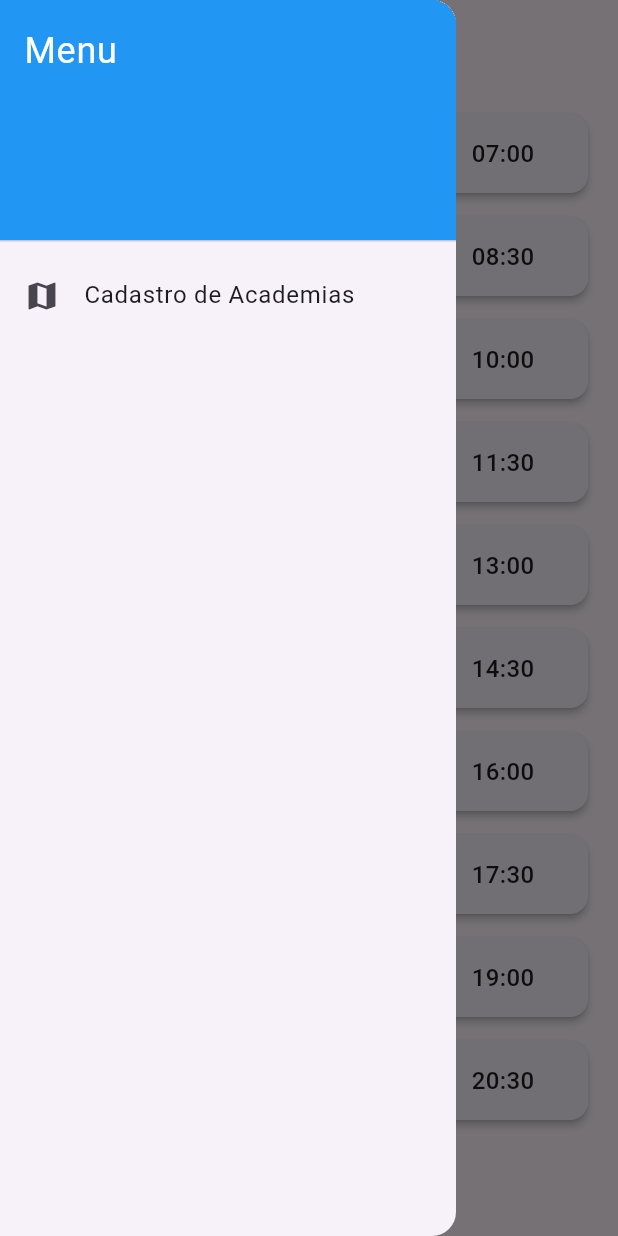
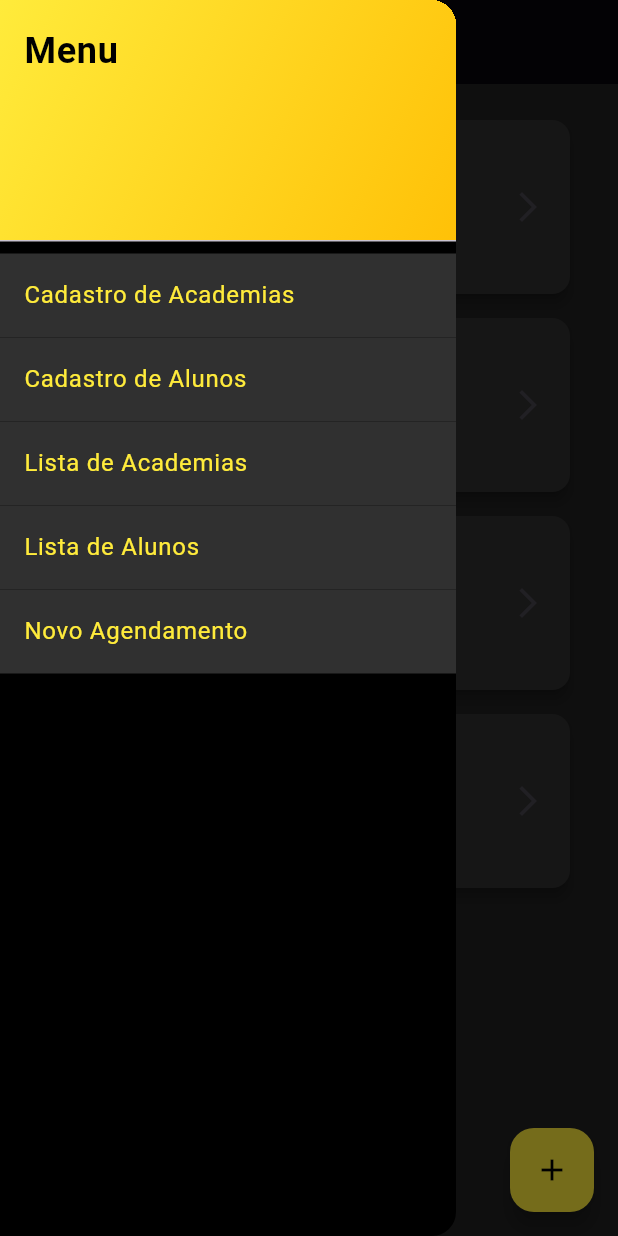
Before and after one commit to ClaudirFantuci/projeto_aula_flutter, a Flutter app: the screen it shows after launch, with the side drawer open, on a phone screen of 412 x 824 dp. Run offline on Flutter 3.47's test engine with Material 3 defaults, Android fonts, the phone set to English and light mode, and no system bars.

Commit message:
add| telas de cadastro para alunos e academias

```diff
--- a/lib/componentes/widget_botao_navegar.dart
+++ b/lib/componentes/widget_botao_navegar.dart
@@ -6,11 +6,11 @@ class WidgetBotaoNavegar extends StatelessWidget {
   final BuildContext context;
 
   const WidgetBotaoNavegar({
-    key,
+    super.key,
     required this.rota,
     required this.rotulo,
     required this.context,
-  }) : super(key: key);
+  });
 
   @override
   Widget build(BuildContext context) {
--- /dev/null
+++ b/lib/componentes/widget_lista_academias.dart
@@ -0,0 +1,41 @@
+import 'package:flutter/material.dart';
+import 'package:flutter_application_1/configuracao/rotas.dart';
+
+class WidgetListaAcademias extends StatelessWidget {
+  const WidgetListaAcademias({super.key});
+
+  @override
+  Widget build(BuildContext context) {
+    final academias = [
+      {'nome': 'Academia 1', 'cidade': 'Paranavaí'},
+      {'nome': 'Academia 2', 'cidade': 'Maringá'},
+    ];
+
+    return Scaffold(
+      appBar: AppBar(title: const Text('Lista de Academias')),
+      body: ListView.builder(
+        padding: const EdgeInsets.all(16),
+        itemCount: academias.length,
+        itemBuilder: (context, index) {
+          final academia = academias[index];
+          return Card(
+            child: ListTile(
+              title: Text(
+                academia['nome']!,
+                style: Theme.of(context).textTheme.bodyMedium,
+              ),
+              subtitle: Text(
+                'Cidade: ${academia['cidade']}',
+                style: Theme.of(context).textTheme.bodyMedium,
+              ),
+            ),
+          );
+        },
+      ),
+      floatingActionButton: FloatingActionButton(
+        onPressed: () => Navigator.pushNamed(context, Rotas.academias),
+        child: const Icon(Icons.add),
+      ),
+    );
+  }
+}
--- /dev/null
+++ b/lib/componentes/widget_lista_alunos.dart
@@ -0,0 +1,40 @@
+import 'package:flutter/material.dart';
+import 'package:flutter_application_1/configuracao/rotas.dart';
+
+class WidgetListaAlunos extends StatelessWidget {
+  const WidgetListaAlunos({super.key});
+
+  @override
+  Widget build(BuildContext context) {
+    final alunos = [
+      {'nome': 'João Silva', 'email': 'joao@email.com'},
+      {'nome': 'Maria Oliveira', 'email': 'maria@email.com'},
+    ];
+
+    return Scaffold(
+      appBar: AppBar(title: const Text('Lista de Alunos')),
+      body: ListView.builder(
+        itemCount: alunos.length,
+        itemBuilder: (context, index) {
+          final aluno = alunos[index];
+          return Card(
+            child: ListTile(
+              title: Text(
+                aluno['nome']!,
+                style: Theme.of(context).textTheme.bodyMedium,
+              ),
+              subtitle: Text(
+                'E-mail: ${aluno['email']}',
+                style: Theme.of(context).textTheme.bodyMedium,
+              ),
+            ),
+          );
+        },
+      ),
+      floatingActionButton: FloatingActionButton(
+        onPressed: () => Navigator.pushNamed(context, Rotas.form),
+        child: const Icon(Icons.add),
+      ),
+    );
+  }
+}
--- a/lib/componentes/widget_menu.dart
+++ b/lib/componentes/widget_menu.dart
@@ -7,78 +7,110 @@ class WidgetMenu extends StatelessWidget {
   @override
   Widget build(BuildContext context) {
     Widget criarMenu({
-      required IconData icone,
       required String rotulo,
       required String rota,
     }) {
       return ListTile(
-        leading: Icon(icone),
-        title: Text(rotulo),
+        title: Text(rotulo, style: const TextStyle(color: Colors.yellow)),
         onTap: () => Navigator.pushNamed(context, rota),
+        tileColor: Colors.grey[850],
       );
     }
 
-    // Gera lista de horários de 30 em 30 minutos, das 06:00 às 22:00
-    List<String> gerarHorarios() {
-      List<String> horarios = [];
-      for (int hora = 6; hora <= 21; hora++) {
-        horarios.add('${hora.toString().padLeft(2, '0')}:00');
-        horarios.add('${hora.toString().padLeft(2, '0')}:30');
-      }
-      return horarios;
-    }
+    List<String> horarios = ["08:00", "10:00", "15:00", "18:00"];
 
     return Scaffold(
       appBar: AppBar(title: const Text('Menu Principal')),
       drawer: Drawer(
+        backgroundColor: Colors.black,
         child: ListView(
           padding: EdgeInsets.zero,
           children: [
-            const DrawerHeader(
-              decoration: BoxDecoration(color: Colors.blue),
-              child: Text(
+            DrawerHeader(
+              decoration: const BoxDecoration(
+                gradient: LinearGradient(
+                  colors: [Colors.yellow, Colors.amber],
+                  begin: Alignment.topLeft,
+                  end: Alignment.bottomRight,
+                ),
+              ),
+              child: const Text(
                 'Menu',
-                style: TextStyle(color: Colors.white, fontSize: 24),
+                style: TextStyle(
+                  color: Colors.black,
+                  fontSize: 24,
+                  fontWeight: FontWeight.bold,
+                ),
               ),
             ),
             criarMenu(
-              icone: Icons.map,
               rotulo: 'Cadastro de Academias',
               rota: Rotas.academias,
+            ),
+            criarMenu(
+              rotulo: 'Cadastro de Alunos',
+              rota: Rotas.form,
+            ),
+            criarMenu(
+              rotulo: 'Lista de Academias',
+              rota: Rotas.listaAcademias,
+            ),
+            criarMenu(
+              rotulo: 'Lista de Alunos',
+              rota: Rotas.listaAlunos,
+            ),
+            criarMenu(
+              rotulo: 'Novo Agendamento',
+              rota: Rotas.agendamento,
             ),
           ],
         ),
       ),
       body: Padding(
         padding: const EdgeInsets.all(16.0),
-        child: GridView.builder(
-          gridDelegate: const SliverGridDelegateWithFixedCrossAxisCount(
-            crossAxisCount: 3, // 3 colunas
-            crossAxisSpacing: 8.0,
-            mainAxisSpacing: 8.0,
-            childAspectRatio: 2, // Proporção para os cards
-          ),
-          itemCount: gerarHorarios().length,
+        child: ListView.builder(
+          itemCount: horarios.length,
           itemBuilder: (context, index) {
-            final horario = gerarHorarios()[index];
+            final horario = horarios[index];
             return Card(
-              elevation: 2,
-              shape: RoundedRectangleBorder(
-                borderRadius: BorderRadius.circular(12.0),
-              ),
-              child: Center(
-                child: Text(
-                  horario,
-                  style: const TextStyle(
-                    fontSize: 16,
-                    fontWeight: FontWeight.w500,
-                  ),
+              child: ListTile(
+                contentPadding: const EdgeInsets.all(16),
+                title: Text(
+                  'Horário: $horario',
+                  style: Theme.of(context).textTheme.bodyMedium,
                 ),
+                subtitle: Column(
+                  crossAxisAlignment: CrossAxisAlignment.start,
+                  children: [
+                    const SizedBox(height: 8),
+                    Text(
+                      'Aluno: Aluno ${index + 1}',
+                      style: Theme.of(context).textTheme.bodyMedium,
+                    ),
+                    Text(
+                      'Academia: Academia ${index + 1}',
+                      style: Theme.of(context).textTheme.bodyMedium,
+                    ),
+                  ],
+                ),
+                trailing: const Icon(Icons.arrow_forward_ios),
+                onTap: () {
+                  Navigator.pushNamed(context, Rotas.detalhesAgendamento,
+                      arguments: {
+                        'aluno': 'Aluno ${index + 1}',
+                        'academia': 'Academia ${index + 1}',
+                        'horario': horario,
+                      });
+                },
               ),
             );
           },
         ),
       ),
+      floatingActionButton: FloatingActionButton(
+        onPressed: () => Navigator.pushNamed(context, Rotas.agendamento),
+        child: const Icon(Icons.add),
+      ),
     );
   }
 }
--- a/lib/configuracao/aplicativo.dart
+++ b/lib/configuracao/aplicativo.dart
@@ -1,21 +1,106 @@
 import 'package:flutter/material.dart';
 import 'package:flutter_application_1/componentes/widget_menu.dart';
 import 'package:flutter_application_1/componentes/widget_academias.dart';
+import 'package:flutter_application_1/componentes/form.dart';
+import 'package:flutter_application_1/componentes/widget_lista_academias.dart';
+import 'package:flutter_application_1/componentes/widget_lista_alunos.dart';
+import 'package:flutter_application_1/componentes/widget_agendamento.dart';
+import 'package:flutter_application_1/componentes/widget_detalhes_agendamento.dart';
 import 'package:flutter_application_1/configuracao/rotas.dart';
 
 class Aplicativo extends StatelessWidget {
-  const Aplicativo({key}) : super(key: key);
+  const Aplicativo({super.key});
 
   @override
   Widget build(BuildContext context) {
     return MaterialApp(
-      title: 'Aula Widget',
-      theme: ThemeData(primarySwatch: Colors.blue),
+      title: 'Gerenciador de Alunos',
+      theme: ThemeData(
+        primaryColor: Colors.yellow,
+        scaffoldBackgroundColor: Colors.grey[900],
+        appBarTheme: const AppBarTheme(
+          backgroundColor: Colors.black,
+          foregroundColor: Colors.yellow,
+          elevation: 2,
+          titleTextStyle: TextStyle(
+            color: Colors.yellow,
+            fontSize: 20,
+            fontWeight: FontWeight.bold,
+          ),
+        ),
+        elevatedButtonTheme: ElevatedButtonThemeData(
+          style: ElevatedButton.styleFrom(
+            backgroundColor: Colors.yellow,
+            foregroundColor: Colors.black,
+            padding: const EdgeInsets.symmetric(vertical: 16, horizontal: 24),
+            shape: RoundedRectangleBorder(
+              borderRadius: BorderRadius.circular(12),
+            ),
+            textStyle: const TextStyle(
+              fontSize: 16,
+              fontWeight: FontWeight.bold,
+              color: Colors.black,
+            ),
+          ),
+        ),
+        inputDecorationTheme: InputDecorationTheme(
+          border: OutlineInputBorder(
+            borderRadius: BorderRadius.circular(12),
+            borderSide: const BorderSide(color: Colors.yellow),
+          ),
+          enabledBorder: OutlineInputBorder(
+            borderRadius: BorderRadius.circular(12),
+            borderSide: const BorderSide(color: Colors.yellow),
+          ),
+          focusedBorder: OutlineInputBorder(
+            borderRadius: BorderRadius.circular(12),
+            borderSide: const BorderSide(color: Colors.amber, width: 2),
+          ),
+          filled: true,
+          fillColor: Colors.grey[800],
+          labelStyle: const TextStyle(color: Colors.white),
+          hintStyle: TextStyle(color: Colors.white),
+          prefixIconColor: Colors.yellow,
+          contentPadding:
+              const EdgeInsets.symmetric(horizontal: 16, vertical: 12),
+        ),
+        cardTheme: CardThemeData(
+          color: Colors.grey[850],
+          elevation: 4,
+          shape:
+              RoundedRectangleBorder(borderRadius: BorderRadius.circular(12)),
+          margin: const EdgeInsets.symmetric(vertical: 8, horizontal: 16),
+        ),
+        textTheme: TextTheme(
+          bodyLarge: const TextStyle(fontSize: 16, color: Colors.white),
+          bodyMedium: TextStyle(fontSize: 14, color: Colors.white),
+          headlineSmall: const TextStyle(
+            fontSize: 20,
+            fontWeight: FontWeight.bold,
+            color: Colors.yellow,
+          ),
+        ),
+        iconTheme: const IconThemeData(color: Colors.yellow),
+        floatingActionButtonTheme: const FloatingActionButtonThemeData(
+          backgroundColor: Colors.yellow,
+          foregroundColor: Colors.black,
+        ),
+        snackBarTheme: const SnackBarThemeData(
+          backgroundColor: Colors.yellow,
+          contentTextStyle: TextStyle(color: Colors.white),
+        ),
+      ),
       debugShowCheckedModeBanner: false,
       initialRoute: Rotas.home,
       routes: {
         Rotas.home: (context) => const WidgetMenu(),
         Rotas.academias: (context) => const WidgetAcademia(),
+        Rotas.form: (context) => const Formulario(),
+        Rotas.listaAcademias: (context) => const WidgetListaAcademias(),
+        Rotas.listaAlunos: (context) => const WidgetListaAlunos(),
+        Rotas.agendamento: (context) => const WidgetAgendamento(),
+        Rotas.detalhesAgendamento: (context) =>
+            const WidgetDetalhesAgendamento(),
       },
     );
   }
--- a/lib/configuracao/rotas.dart
+++ b/lib/configuracao/rotas.dart
@@ -1,4 +1,9 @@
 class Rotas {
   static const home = '/';
   static const academias = '/academias';
+  static const form = '/form';
+  static const listaAcademias = '/lista_academias';
+  static const listaAlunos = '/lista_alunos';
+  static const agendamento = '/agendamento';
+  static const detalhesAgendamento = '/detalhes_agendamento';
 }
```
Also changed, not shown: lib/componentes/form.dart (added, +76 -0 lines), lib/componentes/widget_academias.dart (+19 -11 lines), lib/componentes/widget_agendamento.dart (added, +82 -0 lines), lib/componentes/widget_detalhes_agendamento.dart (added, +38 -0 lines).
